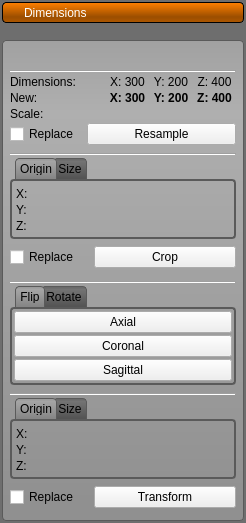
Old version of the form src/Interface/AppInterface/LayerGroupWidget.ui in the repository SCIInstitute/Seg3D.
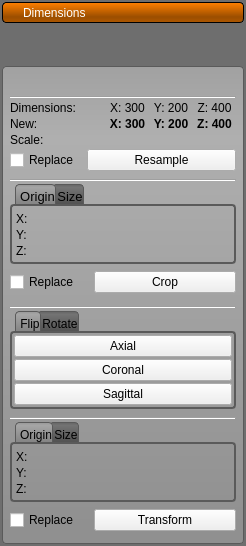
New version of the form. Icons and pictures are not drawn.

```diff
--- a/src/Interface/AppInterface/LayerGroupWidget.ui
+++ b/src/Interface/AppInterface/LayerGroupWidget.ui
@@ -7,7 +7,7 @@
     <x>0</x>
     <y>0</y>
     <width>246</width>
-    <height>523</height>
+    <height>546</height>
    </rect>
   </property>
   <property name="sizePolicy">
@@ -33,8 +33,9 @@
 border-top-left-radius: 4px;
 border-top-right-radius: 4px;
 min-width:12ex;
-height: 12px;
-padding: 4px;
+height: 15px;
+padding-left: 4px;
+padding-top:4px;
 border-top: 1px solid rgb(90,90,90);
 border-left: 1px solid rgb(90,90,90);
 border-right: 1px solid rgb(90,90,90);
@@ -87,6 +88,9 @@
 
 
 QPushButton#activate_button_{
+  background-color:rgba(0, 0, 0, 0);
+  border-color: rgba(0, 0, 0, 0);
+  border: none;
   height: 24px;
   text-align: left;
   color: white;
@@ -130,37 +134,6 @@
 }
 
 
-QWidget#resample_{
-  /*
-  border-radius: 4px;
-  border: 1px solid rgb(90, 90, 90);
-  background-color: qlineargradient(spread:pad, x1:0.5, y1:0, x2:0.5, y2:0.960227, stop:0 rgba(221, 221, 221, 255), stop:0.155779 rgba(228, 228, 228, 255), stop:1 rgba(202, 204, 204, 255));
-  */
-}
-
-QWidget#roi_{
-/*
-  border-radius: 4px;
-  border: 1px solid rgb(90, 90, 90);
-  background-color: qlineargradient(spread:pad, x1:0.5, y1:0, x2:0.5, y2:0.960227, stop:0 rgba(221, 221, 221, 255), stop:0.155779 rgba(228, 228, 228, 255), stop:1 rgba(202, 204, 204, 255));
-  margin: 4px;
-  */
-}
-
-QWidget#flip_rotate_{
-/*
-  border-radius: 4px;
-  border: 1px solid rgb(90, 90, 90);
-  background-color: qlineargradient(spread:pad, x1:0.5, y1:0, x2:0.5, y2:0.960227, stop:0 rgba(221, 221, 221, 255), stop:0.155779 rgba(228, 228, 228, 255), stop:1 rgba(202, 204, 204, 255));
-*/
-}
-
-QWidget#transform_{
-  /*border-radius: 4px;
-  border: 1px solid rgb(90, 90, 90);
-  background-color: qlineargradient(spread:pad, x1:0.5, y1:0, x2:0.5, y2:0.960227, stop:0 rgba(221, 221, 221, 255), stop:0.155779 rgba(228, 228, 228, 255), stop:1 rgba(202, 204, 204, 255));
-  */
-}
 QWidget#group_tools_{
   border-radius: 4px;
   border: 1px solid rgb(90, 90, 90);
@@ -787,6 +760,11 @@
          </item>
          <item>
           <widget class="QTabWidget" name="tabWidget">
+           <property name="font">
+            <font>
+             <pointsize>10</pointsize>
+            </font>
+           </property>
            <property name="tabPosition">
             <enum>QTabWidget::North</enum>
            </property>
```
Left out of the diff: 4 changed lines with no effect on the pictures.
